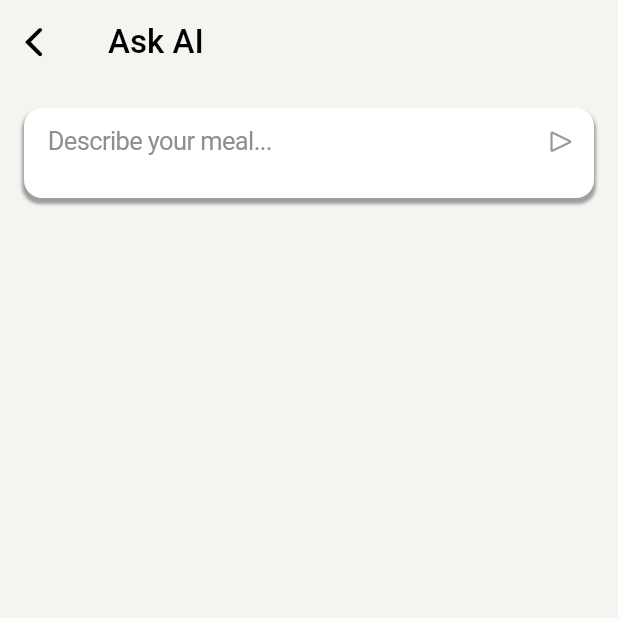
After one commit to Sharathchenna/MacroBalance, a Flutter app: the Askai screen opened directly, on a phone screen of 412 x 824 dp, the top half of it. The commit adds this screen. Run offline on Flutter 3.47's test engine with Material 3 defaults, Android fonts, the phone set to English and light mode, and no system bars; our stand-ins replace camera, flutter_svg, google_fonts, google_generative_ai, google_sign_in, supabase_flutter; missing offline and left inert: supabase_auth_ui; accounts and stored records are empty.

Commit message:
ask AI feature added without + function

```diff
--- /dev/null
+++ b/lib/screens/askAI.dart
@@ -0,0 +1,195 @@
+import 'package:flutter/cupertino.dart';
+import 'package:flutter/material.dart';
+
+import 'package:google_fonts/google_fonts.dart';
+
+import 'package:google_generative_ai/google_generative_ai.dart';
+
+class Askai extends StatefulWidget {
+  const Askai({super.key});
+
+  @override
+  State<Askai> createState() => _AskaiState();
+}
+
+class _AskaiState extends State<Askai> with AutomaticKeepAliveClientMixin {
+  final TextEditingController _mealController = TextEditingController();
+
+  String _nutritionResult = '';
+
+  bool _isLoading = false;
+
+  bool _canSend = false;
+
+  @override
+  void initState() {
+    super.initState();
+
+    _mealController.addListener(() {
+      setState(() {
+        _canSend = _mealController.text.isNotEmpty;
+      });
+    });
+  }
+
+  @override
+  bool get wantKeepAlive => true;
+
+  Future<void> _analyzeNutrition() async {
+    if (_mealController.text.isEmpty) return;
+
+    setState(() {
+      _isLoading = true;
+    });
+
+    try {
+      const apiKey = 'AIzaSyDe8qpEeJHOYJtJviyr4GVH2_ssCUy9gZc';
+
+      final model = GenerativeModel(
+        model: 'gemini-2.0-flash-lite-preview-02-05',
+        apiKey: apiKey,
+      );
+
+      final prompt = '''
+Analyze the following meal and provide its nutritional content.
+Return only the numerical values for calories, protein, carbohydrates, fat, and fiber.
+Format the response exactly like this example:
+Nutrition Content:
+• Calories: X kcal
+• Protein: X g
+• Carbohydrates: X g
+• Fat: X g
+• Fiber: X g
+Meal to analyze: ${_mealController.text}
+''';
+
+      final content = [Content.text(prompt)];
+
+      final response = await model.generateContent(content);
+
+      setState(() {
+        _nutritionResult = response.text ?? 'Unable to analyze meal';
+
+        _isLoading = false;
+      });
+    } catch (e) {
+      setState(() {
+        _nutritionResult = 'Error analyzing meal: ${e.toString()}';
+
+        _isLoading = false;
+      });
+    }
+  }
+
+  @override
+  Widget build(BuildContext context) {
+    super.build(context);
+
+    return Scaffold(
+      backgroundColor: const Color(0xFFF5F4F0),
+      appBar: AppBar(
+        backgroundColor: CupertinoColors.systemGrey.withOpacity(0.0),
+        leading: CupertinoNavigationBarBackButton(
+          color: CupertinoColors.black,
+          onPressed: () => Navigator.of(context).pop(),
+        ),
+        title: Text(
+          'Ask AI',
+          style: GoogleFonts.roboto(
+            color: CupertinoColors.black,
+            fontWeight: FontWeight.w500,
+          ),
+        ),
+      ),
+      body: GestureDetector(
+        behavior: HitTestBehavior.opaque,
+        onTap: () {
+          FocusScope.of(context).unfocus();
+        },
+        child: Padding(
+          padding: const EdgeInsets.all(16.0),
+          child: Column(
+            children: [
+              Container(
+                constraints: const BoxConstraints(
+                  minHeight: 60, // Minimum height when empty
+
+                  maxHeight: 300, // Maximum expansion height
+                ),
+                decoration: BoxDecoration(
+                  color: CupertinoColors.white,
+                  borderRadius: BorderRadius.circular(12),
+                  boxShadow: [
+                    BoxShadow(
+                      color: Colors.grey.withValues(alpha: 95.0),
+                      spreadRadius: 1,
+                      blurRadius: 1,
+                      offset: Offset(0, 3),
+                    ),
+
+                  ],
+                ),
+                child: CupertinoTextField(
+                  controller: _mealController,
+                  maxLines: null,
+                  textAlignVertical: TextAlignVertical.top,
+                  padding:
+                      const EdgeInsets.symmetric(horizontal: 16, vertical: 12),
+                  placeholder: 'Describe your meal...',
+                  placeholderStyle:
+                      GoogleFonts.roboto(color: CupertinoColors.systemGrey),
+                  // Remove the default inner border since we wrapped the field in a container
+                  decoration: const BoxDecoration(),
+                  suffix: CupertinoButton(
+                    padding: EdgeInsets.zero,
+                    onPressed: _canSend ? _analyzeNutrition : null,
+                    child: Icon(
+                      CupertinoIcons.arrowtriangle_right,
+                      color: _canSend
+                          ? const Color(0xFFFFC107)
+                          : CupertinoColors.inactiveGray,
+                    ),
+                  ),
+                ),
+              ),
+              const SizedBox(height: 20),
+              if (_isLoading)
+                const CupertinoActivityIndicator()
+              else if (_nutritionResult.isNotEmpty)
+                Container(
+                  width: double.infinity,
+                  padding: const EdgeInsets.all(16),
+                  decoration: BoxDecoration(
+                    color: CupertinoColors.white,
+                    borderRadius: BorderRadius.circular(12),
+                    boxShadow: const [
+                      BoxShadow(
+                        color: CupertinoColors.systemGrey,
+                        spreadRadius: 1,
+                        blurRadius: 4,
+                        offset: Offset(0, 2),
+                      ),
+                    ],
+                  ),
+                  child: Text(
+                    _nutritionResult,
+                    style: GoogleFonts.roboto(
+                      fontSize: 16,
+                      height: 1.5,
+                    ),
+                  ),
+                ),
+            ],
+          ),
+        ),
+      ),
+    );
+  }
+
+  @override
+  void dispose() {
+    _mealController.dispose();
+
+    super.dispose();
+  }
+}
```
Also changed, not shown: lib/screens/Dashboard.dart (+8 -2 lines).
